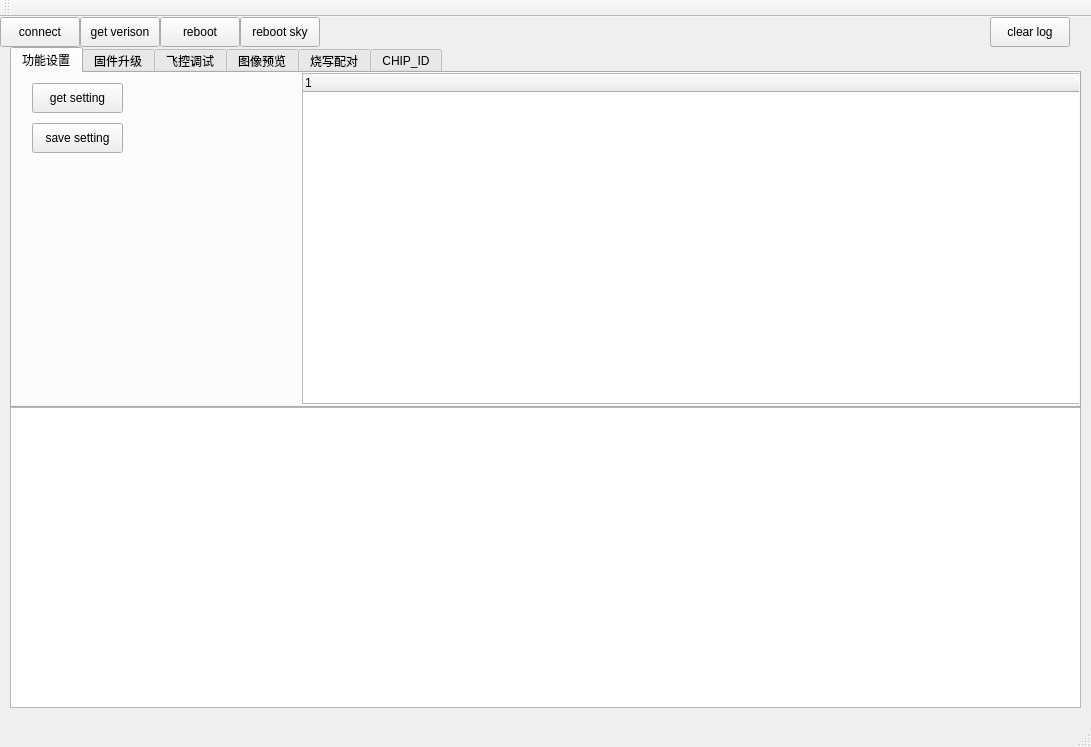
flyiscool/QCoolDownloader, file QCoolDownlaod.ui: the form before one commit.
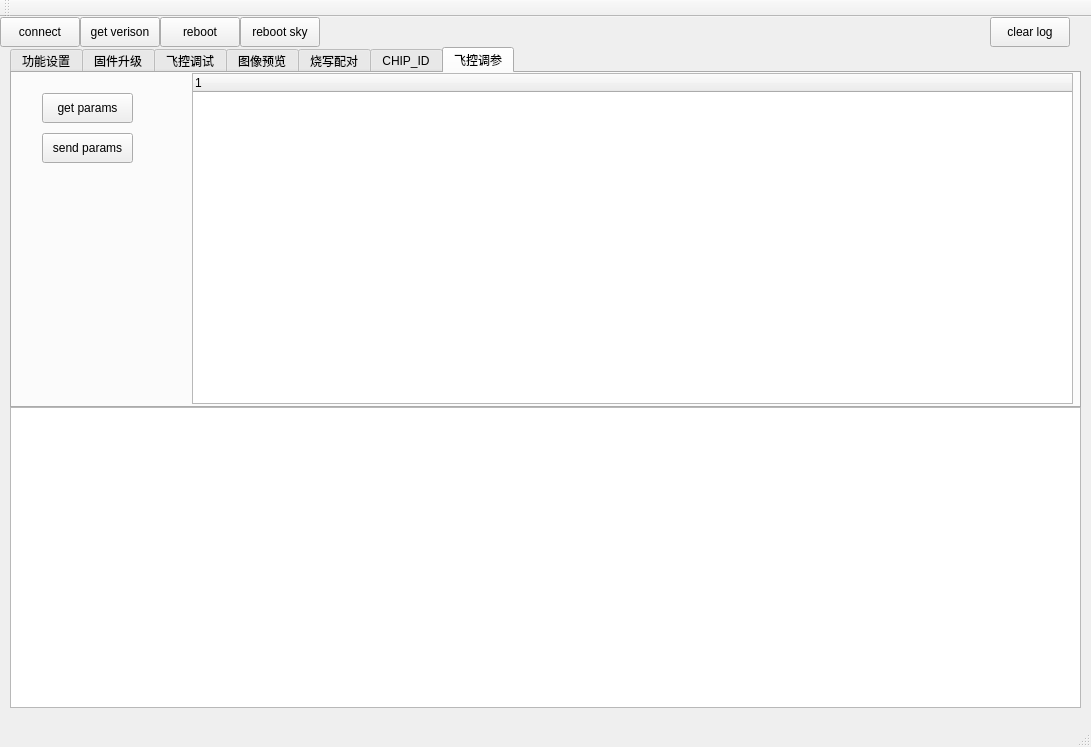
The form after the commit. The open tabs and pages were chosen to show the change.

```diff
--- a/QCoolDownlaod.ui
+++ b/QCoolDownlaod.ui
@@ -1622,6 +1622,52 @@
       </property>
      </widget>
     </widget>
+    <widget class="QWidget" name="tab_params">
+     <attribute name="title">
+      <string>飞控调参</string>
+     </attribute>
+     <widget class="QTreeWidget" name="params_setting">
+      <property name="geometry">
+       <rect>
+        <x>180</x>
+        <y>0</y>
+        <width>881</width>
+        <height>331</height>
+       </rect>
+      </property>
+      <column>
+       <property name="text">
+        <string notr="true">1</string>
+       </property>
+      </column>
+     </widget>
+     <widget class="QPushButton" name="bt_send_params">
+      <property name="geometry">
+       <rect>
+        <x>30</x>
+        <y>60</y>
+        <width>91</width>
+        <height>30</height>
+       </rect>
+      </property>
+      <property name="text">
+       <string>send params</string>
+      </property>
+     </widget>
+     <widget class="QPushButton" name="bt_get_params">
+      <property name="geometry">
+       <rect>
+        <x>30</x>
+        <y>20</y>
+        <width>91</width>
+        <height>30</height>
+       </rect>
+      </property>
+      <property name="text">
+       <string>get params</string>
+      </property>
+     </widget>
+    </widget>
    </widget>
    <widget class="QPushButton" name="bt_reboot">
     <property name="enabled">
```
Left out of the diff: 2 changed lines with no effect on the pictures.
